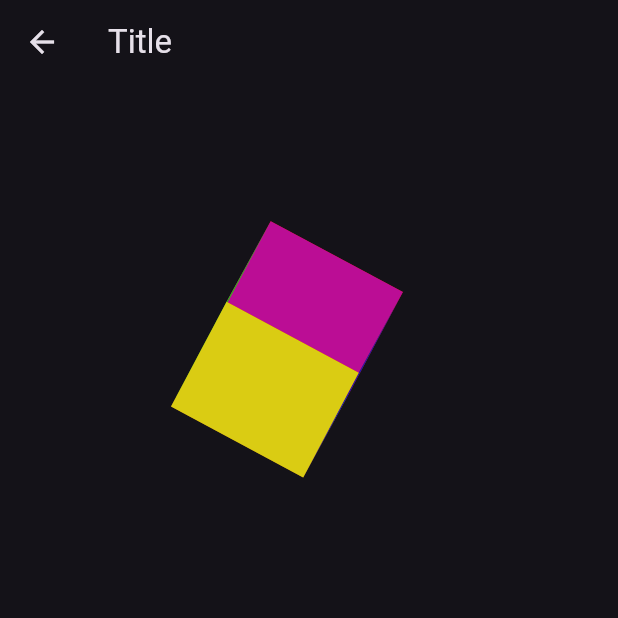
After one commit to GemotiveerdeStudent/FlutterPlayground, a Flutter app: the ThreeDimensionalAnimationView screen opened by its route, on a phone screen of 412 x 824 dp, the top half of it. The commit adds this screen. Run offline on Flutter 3.47's test engine with Material 3 defaults, Android fonts, the light colour scheme and no system bars.

Commit message:
Added 3D view + template + bugfix

```diff
--- a/flutterplayground/lib/constants/routes.dart
+++ b/flutterplayground/lib/constants/routes.dart
@@ -1,2 +1,3 @@
 const blueSquareRotate = '/view/blueSquareRotate';
 const chainedAnimation = '/view/chainedAnimation';
+const threeDimensionalAnimation = '/view/threeDimensionalAnimation';
--- a/flutterplayground/lib/main.dart
+++ b/flutterplayground/lib/main.dart
@@ -1,12 +1,14 @@
+import 'constants/routes.dart';
 import 'package:flutter/material.dart';
 import 'views/blue_square_rotate.dart';
 import 'views/chained_animation.dart';
-import 'constants/routes.dart';
+import 'views/three_dimensional_animation.dart';
 
 void main() {
   WidgetsFlutterBinding.ensureInitialized();
 
-  runApp(MaterialApp(
+  runApp(
+    MaterialApp(
       theme: ThemeData(brightness: Brightness.dark),
       darkTheme: ThemeData(brightness: Brightness.dark),
       themeMode: ThemeMode.dark,
@@ -16,8 +18,11 @@ void main() {
       routes: {
         blueSquareRotate: (context) => const BlueSquareRotateView(),
         chainedAnimation: (context) => const ChainedAnimationView(),
+        threeDimensionalAnimation: (context) =>
+            const ThreeDimensionalAnimationView(),
       },
-  ));
+    ),
+  );
 }
 
 class HomePage extends StatefulWidget {
@@ -31,7 +36,7 @@ class _HomePageState extends State<HomePage> {
   final List<Map<String, String>> buttonConfigs = [
     {'text': 'Blue Square Rotate', 'route': blueSquareRotate},
     {'text': 'Chained Animation', 'route': chainedAnimation},
-    {'text': 'Green Square Rotate', 'route': '/greenSquareRotate'},
+    {'text': '3D Animation', 'route': threeDimensionalAnimation},
     {'text': 'Yellow Square Rotate', 'route': '/yellowSquareRotate'},
     // Add more button configurations here
   ];
--- a/flutterplayground/lib/views/chained_animation.dart
+++ b/flutterplayground/lib/views/chained_animation.dart
@@ -167,7 +167,8 @@ class _ChainedAnimationViewState extends State<ChainedAnimationView>
         child: AnimatedBuilder(
           animation: _counterClockwiseRotationController,
           builder: (context, child) {
-            return Transform(
+            return Center(
+              child: Transform(
                 alignment: Alignment.center,
                 transform: Matrix4.identity()
                   ..rotateZ(
@@ -214,6 +215,7 @@ class _ChainedAnimationViewState extends State<ChainedAnimationView>
                     ),
                   ],
                 ),
+              ),
             );
           },
         ),
--- /dev/null
+++ b/flutterplayground/lib/views/template_file.dart
@@ -0,0 +1,39 @@
+import 'package:flutter/material.dart';
+
+class MyWidget extends StatefulWidget {
+  const MyWidget({super.key});
+
+  @override
+  State<MyWidget> createState() => _MyWidgetState();
+}
+
+class _MyWidgetState extends State<MyWidget> {
+  @override
+  void dispose() {
+    super.dispose();
+  }
+
+  @override
+  void initState() {
+    super.initState();
+  }
+
+  @override
+  Widget build(BuildContext context) {
+    return Scaffold(
+        appBar: AppBar(
+          title: const Text('Title'),
+        ),
+        body: Column(
+          children: [
+            const SizedBox(
+              height: 100,
+              width: double.infinity,
+            ),
+            Stack(
+              children: [],
+            ),
+          ],
+        ));
+  }
+}
--- /dev/null
+++ b/flutterplayground/lib/views/three_dimensional_animation.dart
@@ -0,0 +1,170 @@
+import 'dart:math' show pi;
+import 'package:flutter/material.dart';
+import 'package:vector_math/vector_math_64.dart' show Vector3;
+
+class ThreeDimensionalAnimationView extends StatefulWidget {
+  const ThreeDimensionalAnimationView({super.key});
+
+  @override
+  State<ThreeDimensionalAnimationView> createState() =>
+      _ThreeDimensionalAnimationViewState();
+}
+
+const widthAndHeight = 100.0; // Standard value for containers.
+
+class _ThreeDimensionalAnimationViewState
+    extends State<ThreeDimensionalAnimationView> with TickerProviderStateMixin {
+  late AnimationController _xController;
+  late AnimationController _yController;
+  late AnimationController _zController;
+  late Tween<double> _animation;
+
+  @override
+  void initState() {
+    super.initState();
+
+    _xController = AnimationController(
+      vsync: this,
+      duration: const Duration(
+        seconds: 20,
+      ),
+    );
+
+    _zController = AnimationController(
+      vsync: this,
+      duration: const Duration(
+        seconds: 30,
+      ),
+    );
+
+    _yController = AnimationController(
+      vsync: this,
+      duration: const Duration(
+        seconds: 40,
+      ),
+    );
+
+    _animation = Tween<double>(
+      // Tween means BETWEEN. It's a range of values.
+      begin: 0,
+      end: pi * 2,
+    );
+  }
+
+  @override
+  void dispose() {
+    _xController.dispose();
+    _yController.dispose();
+    _zController.dispose();
+    super.dispose();
+  }
+
+  @override
+  Widget build(BuildContext context) {
+    _xController
+      ..reset()
+      ..repeat();
+
+    _yController
+      ..reset()
+      ..repeat();
+
+    _zController
+      ..reset()
+      ..repeat();
+
+    return Scaffold(
+      appBar: AppBar(
+        title: const Text('Title'),
+      ),
+      body: SafeArea(
+        child: Column(
+          crossAxisAlignment: CrossAxisAlignment.center,
+          children: [
+            const SizedBox(
+              height: widthAndHeight,
+              width: double.infinity,
+            ),
+            AnimatedBuilder(
+              animation: Listenable.merge([
+                _xController,
+                _yController,
+                _zController,
+              ]),
+              builder: (context, child) {
+                return Transform(
+                  alignment: Alignment.center,
+                  transform: Matrix4.identity()
+                    ..rotateX(_animation.evaluate(_xController))
+                    ..rotateY(_animation.evaluate(_yController))
+                    ..rotateZ(_animation.evaluate(_zController)),
+                  child: Stack(
+                    children: [
+                      //front
+                      Container(
+                        color: const Color.fromARGB(255, 238, 23, 8),
+                        width: widthAndHeight,
+                        height: widthAndHeight,
+                      ),
+                      // top side
+                      Transform(
+                        alignment: Alignment.topCenter,
+                        transform: Matrix4.identity()..rotateX(-pi / 2),
+                        child: Container(
+                          color: const Color.fromARGB(255, 187, 13, 149),
+                          width: widthAndHeight,
+                          height: widthAndHeight,
+                        ),
+                      ),
+                      // bottom side
+                      Transform(
+                        alignment: Alignment.bottomCenter,
+                        transform: Matrix4.identity()..rotateX(pi / 2),
+                        child: Container(
+                          color: const Color.fromARGB(255, 184, 108, 9),
+                          width: widthAndHeight,
+                          height: widthAndHeight,
+                        ),
+                      ),
+                      // left side
+                      Transform(
+                        alignment: Alignment.centerLeft,
+                        transform: Matrix4.identity()..rotateY(pi / 2),
+                        child: Container(
+                          color: const Color.fromARGB(255, 47, 187, 13),
+                          width: widthAndHeight,
+                          height: widthAndHeight,
+                        ),
+                      ),
+                      // right side
+                      Transform(
+                        alignment: Alignment.centerRight,
+                        transform: Matrix4.identity()..rotateY(-pi / 2),
+                        child: Container(
+                          color: const Color.fromARGB(255, 18, 21, 189),
+                          width: widthAndHeight,
+                          height: widthAndHeight,
+                        ),
+                      ),
+                      // back
+                      Transform(
+                        alignment: Alignment.center,
+                        transform: Matrix4.identity()
+                          ..translate(Vector3(0, 0, -widthAndHeight)),
+                        child: Container(
+                          color: const Color.fromARGB(255, 218, 204, 19),
+                          width: widthAndHeight,
+                          height: widthAndHeight,
+                        ),
+                      ),
+                    ],
+                  ),
+                );
+              },
+            ),
+          ],
+        ),
+      ),
+    );
+  }
+}
```
Lines whose indentation alone changed are shown as unchanged.
